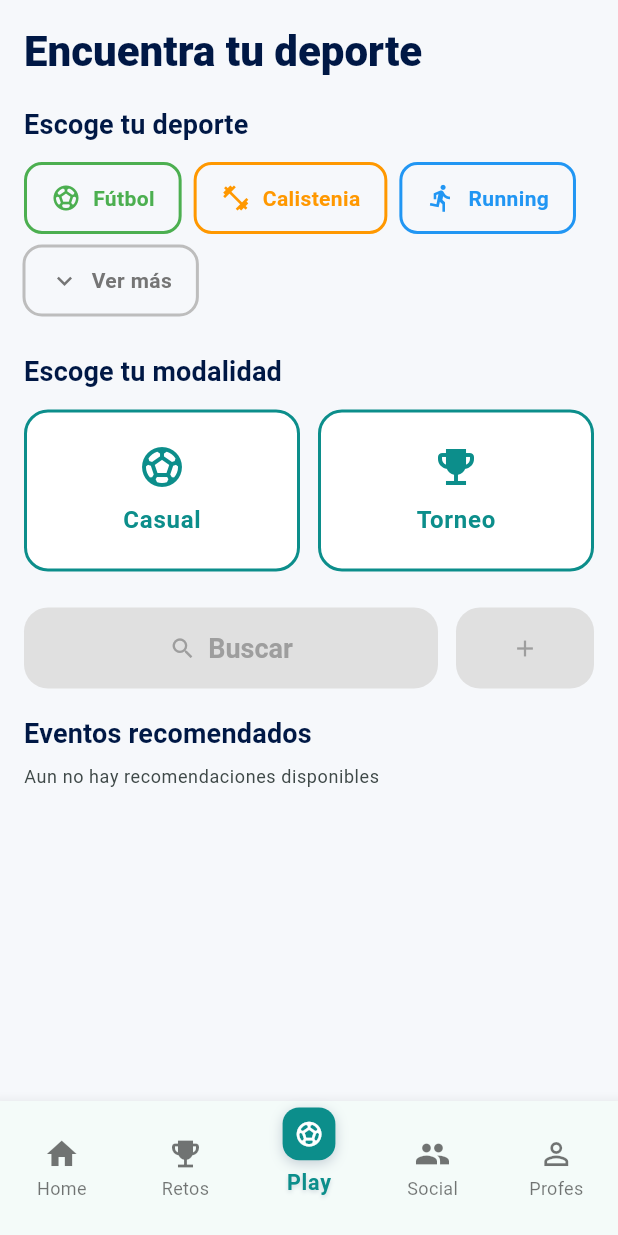
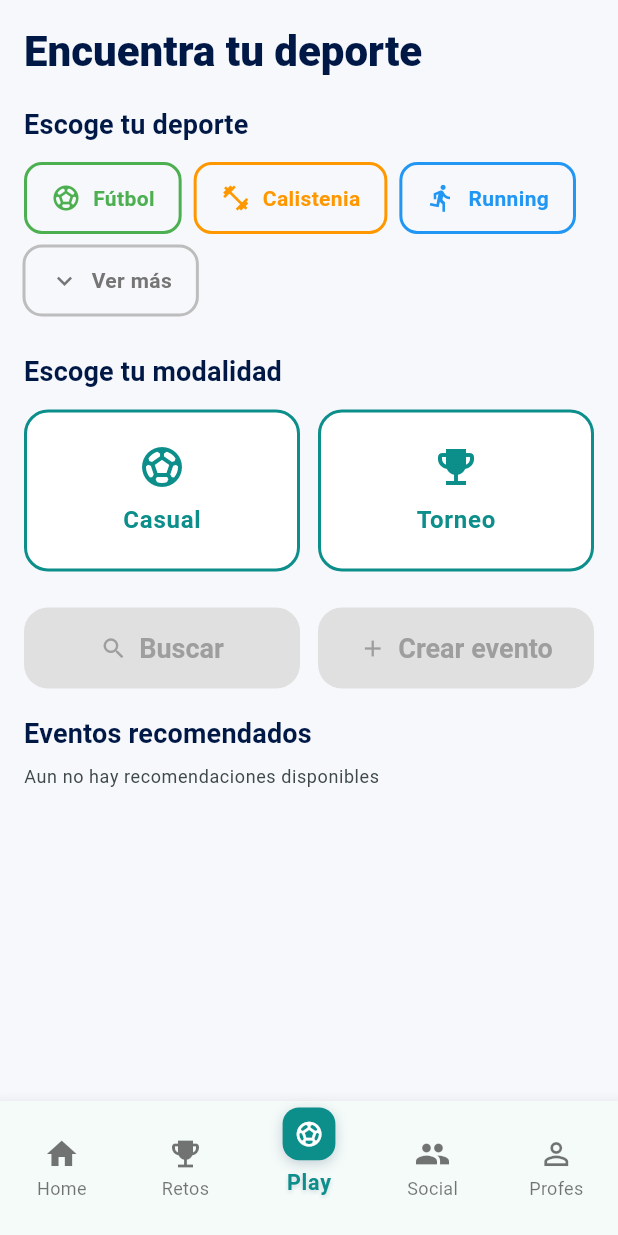
Before and after one commit to MOVILES-Sec1-G17-ISIS3510/UniandesSport-Flutter, a Flutter app: the screen it shows once a user with an empty profile is signed in, item 3 of the bottom bar chosen, on a phone screen of 412 x 824 dp. Run offline on Flutter 3.47's test engine with Material 3 defaults, Android fonts, the phone set to English and light mode, and no system bars; our stand-ins replace cloud_firestore, cloud_functions, equatable, firebase_analytics, firebase_auth, firebase_core and 1 more; accounts and stored records are empty.

Commit message:
add botton create event

```diff
--- a/lib/features/home/presentation/controllers/play_view_model.dart
+++ b/lib/features/home/presentation/controllers/play_view_model.dart
@@ -19,8 +19,8 @@ class PlayViewModel extends ChangeNotifier {
   PlayViewModel({
     required EventsRepository repository,
     required UserProfile profile,
-  })  : _repo = repository,
-        _profile = profile;
+  }) : _repo = repository,
+       _profile = profile;
 
   // ─── Dependencias ────────────────────────────────────────────────────────
 
@@ -62,9 +62,11 @@ class PlayViewModel extends ChangeNotifier {
   /// El usuario puede buscar solo si eligió deporte Y modalidad.
   bool get canSearch => _selectedSport != null && _selectedModality != null;
 
-  /// El usuario puede crear un evento solo si eligió casual
-  /// (los torneos solo los crea la coordinación estudiantil).
-  bool get canCreate => canSearch && _selectedModality == EventModality.casual;
+  /// El usuario puede crear un evento casual cuando ya eligio un deporte.
+  ///
+  /// Nota: el formulario de creacion siempre persiste modalidad `casual`,
+  /// asi evitamos bloquear UX por no elegir modalidad antes de crear.
+  bool get canCreate => _selectedSport != null;
 
   // ─── Acceso al perfil ────────────────────────────────────────────────────
 
@@ -163,8 +165,7 @@ class PlayViewModel extends ChangeNotifier {
     final now = DateTime.now();
     final today = DateTime(now.year, now.month, now.day);
     final tomorrow = today.add(const Duration(days: 1));
-    final eventDate =
-        DateTime(dateTime.year, dateTime.month, dateTime.day);
+    final eventDate = DateTime(dateTime.year, dateTime.month, dateTime.day);
 
     String dayLabel;
     if (eventDate == today) {
--- a/lib/features/home/presentation/widgets/action_buttons_section.dart
+++ b/lib/features/home/presentation/widgets/action_buttons_section.dart
@@ -20,9 +20,9 @@ class ActionButtonsSection extends StatelessWidget {
   Widget build(BuildContext context) {
     return Row(
       children: [
-        // Botón buscar (3/4 del espacio)
+        // Botón buscar
         Expanded(
-          flex: 3,
+          flex: 2,
           child: ElevatedButton.icon(
             onPressed: canSearch ? onSearchPressed : null,
             icon: const Icon(Icons.search),
@@ -38,11 +38,13 @@ class ActionButtonsSection extends StatelessWidget {
         ),
         const SizedBox(width: 12),
 
-        // Botón crear (1/4 del espacio)
+        // Botón crear evento casual
         Expanded(
-          flex: 1,
-          child: ElevatedButton(
+          flex: 2,
+          child: ElevatedButton.icon(
             onPressed: canCreate ? onCreatePressed : null,
+            icon: const Icon(Icons.add),
+            label: const Text('Crear evento'),
             style: ElevatedButton.styleFrom(
               backgroundColor: canCreate ? AppTheme.teal : Colors.grey[300],
               foregroundColor: canCreate ? Colors.white : Colors.grey[500],
@@ -50,7 +52,6 @@ class ActionButtonsSection extends StatelessWidget {
               disabledForegroundColor: Colors.grey[500],
               padding: const EdgeInsets.symmetric(vertical: 16),
             ),
-            child: const Icon(Icons.add),
           ),
         ),
       ],
```
